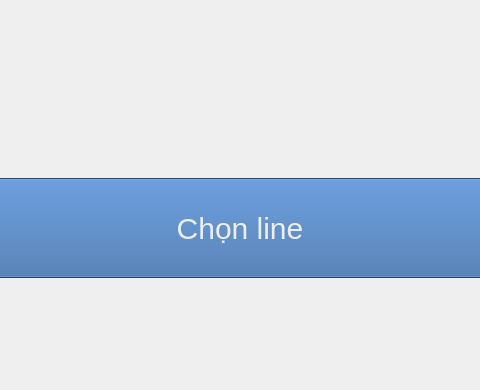
Old version of the form wSelectErrorTable.ui in the repository NguyenTrongThinh/qakensagaikan; both pictures show x 160 to 640 and y 0 to 390 of the 800 by 480 pixel window.
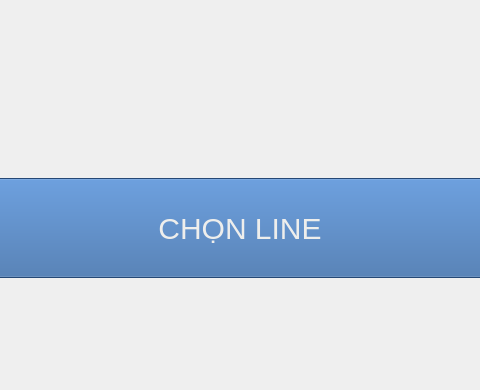
New version of the form.

```diff
--- a/wSelectErrorTable.ui
+++ b/wSelectErrorTable.ui
@@ -49,7 +49,7 @@
           <string notr="true">background-color: rgb(52, 101, 164); color: rgb(238, 238, 236); font-size: 30px; font-style: bold;</string>
          </property>
          <property name="text">
-          <string>Chọn line</string>
+          <string>CHỌN LINE</string>
          </property>
         </widget>
        </item>
```
